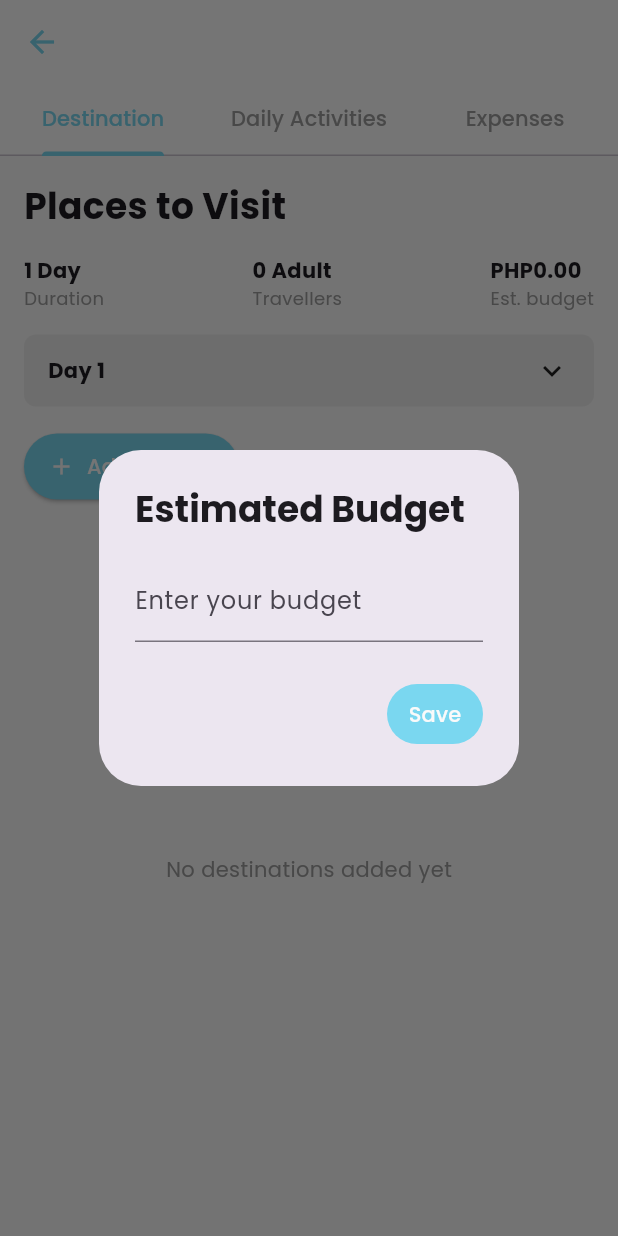
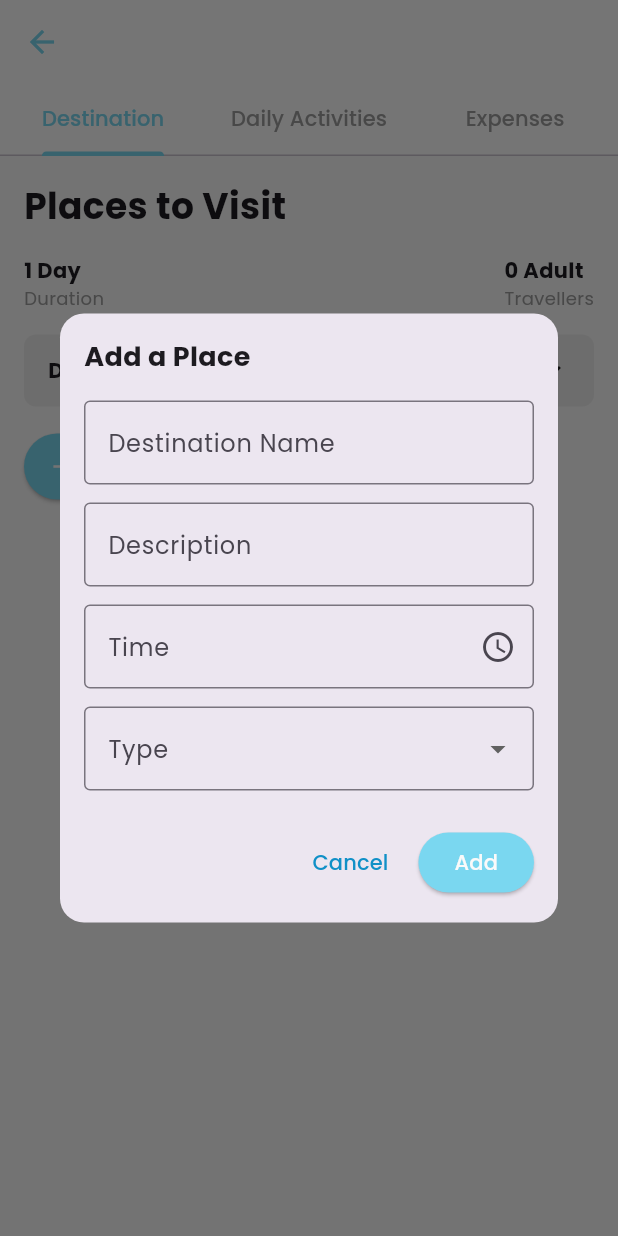
Before and after one commit to CMSC23-CD-1L-AY2024-2025-2ndSem/project-giovann_myko_jaco-et-al, a Flutter app: the ItineraryScreen screen opened directly with empty values, after a tap on "Add a Place", on a phone screen of 412 x 824 dp. Run offline on Flutter 3.47's test engine with Material 3 defaults, Android fonts, the phone set to English and light mode, and no system bars; our stand-ins replace cloud_firestore, country_picker, firebase_auth, firebase_core, flutter_local_notifications, get and 8 more; missing offline and left inert: countries_utils; accounts and stored records are empty; generated files the repository leaves out were written again.

Commit message:
fix(qr-code): fixed itinerary screen and components

```diff
--- a/lib/screens/tabs/destinations_tab.dart
+++ b/lib/screens/tabs/destinations_tab.dart
@@ -24,33 +24,8 @@ class DestinationsTab extends StatelessWidget
     }
   }
 
-  String formatMoney(double value, {String currency = '₱'})
-  {
-    if (value >= 1e9)
-    {
-      return '$currency${(value / 1e9).toStringAsFixed(2)}B';
-    }
-
-    else if (value >= 1e6)
-    {
-      return '$currency${(value / 1e6).toStringAsFixed(2)}M';
-    }
-
-    else if (value >= 1e3)
-    {
-      return '$currency${(value / 1e3).toStringAsFixed(2)}k';
-    }
-
-    else
-    {
-      return '$currency${value.toStringAsFixed(2)}';
-    }
-  }
-
-
   final ItineraryController controller;
   DestinationsTab({required this.controller, Key? key}) : super(key: key);
-
   @override
   Widget build(BuildContext context)
   {
@@ -84,10 +59,6 @@ class DestinationsTab extends StatelessWidget
                   '${controller.travelers.value} ${controller.travelers.value > 1 ? "Adults" : "Adult"}',
                   'Travellers',
                 ),
-                Obx(() => _buildInfoColumn(
-                formatMoney(controller.budget.value, currency: controller.currency.value),
-                'Est. budget',
-                )),
               ],
             ),
           ),
--- a/lib/screens/tabs/expenses_tab.dart
+++ b/lib/screens/tabs/expenses_tab.dart
@@ -54,7 +54,6 @@ class ExpensesTab extends StatelessWidget
 
   final ItineraryController controller;
   ExpensesTab({required this.controller, Key? key}) : super(key: key);
-
   @override
   Widget build(BuildContext context)
   {
@@ -88,9 +87,10 @@ class ExpensesTab extends StatelessWidget
                   '${controller.travelers.value} ${controller.travelers.value > 1 ? "Adults" : "Adult"}',
                   'Travellers',
                 ),
+
                 Obx(() => _buildInfoColumn(
-                formatMoney(controller.budget.value, currency: controller.currency.value),
-                'Est. budget',
+                  formatMoney(controller.currentDayTotalExpenses, currency: controller.currency.value),
+                  'Total Expenses',
                 )),
               ],
             ),
--- a/lib/screens/travel-plan/itinerary_screen.dart
+++ b/lib/screens/travel-plan/itinerary_screen.dart
@@ -1,5 +1,4 @@
 import 'package:flutter/material.dart';
-import 'package:flutter/services.dart';
 import 'package:get/get.dart';
 import 'package:planago/models/travel_plan_model.dart';
 import 'package:planago/utils/constants/colors.dart';
@@ -8,8 +7,7 @@ import '../tabs/destinations_tab.dart';
 import '../tabs/activities_tab.dart';
 import '../tabs/expenses_tab.dart';
 
-class ItineraryScreen extends StatefulWidget
-{
+class ItineraryScreen extends StatefulWidget {
   final TravelPlan plan;
   const ItineraryScreen({super.key, required this.plan});
 
@@ -17,95 +15,20 @@ class ItineraryScreen extends StatefulWidget
   State<ItineraryScreen> createState() => _ItineraryScreenState();
 }
 
-class _ItineraryScreenState extends State<ItineraryScreen>
-{
-  late final ItineraryController controller;
-  bool _budgetDialogShown = false;
+class _ItineraryScreenState extends State<ItineraryScreen> {
+  final ItineraryController controller = Get.put(ItineraryController());
 
   @override
-  void initState()
-  {
+  void initState() {
     super.initState();
-    // Only create a new controller if it doesn't exist for this plan
-    if (Get.isRegistered<ItineraryController>(tag: widget.plan.id))
-    {
-      controller = Get.find<ItineraryController>(tag: widget.plan.id);
-    }
-
-    else
-    {
-      controller = Get.put(ItineraryController(), tag: widget.plan.id);
-      if (widget.plan.startDate != null && widget.plan.endDate != null)
-      {
+    if (widget.plan.startDate != null && widget.plan.endDate != null) {
       controller.setDurationFromDates(widget.plan.startDate!, widget.plan.endDate!);
     }
     controller.setTravelersFromPlan(widget.plan);
-      // controller.budget.value = widget.plan.budget ?? 0.0;
-    }
-    _budgetDialogShown = false;
-  }
-
-  void _showBudgetDialog(BuildContext context)
-  {
-    final TextEditingController budgetController = TextEditingController();
-    showDialog(
-      context: context,
-      barrierDismissible: false,
-      builder: (context) => AlertDialog(
-        title: Text('Estimated Budget', style: TextStyle(fontWeight: FontWeight.bold,),),
-        content: TextField(
-          controller: budgetController,
-          keyboardType: TextInputType.numberWithOptions(decimal: true),
-          inputFormatters: [
-            FilteringTextInputFormatter.allow(RegExp(r'^\d*\.?\d*')),
-          ],
-          decoration: InputDecoration(
-            labelText: 'Enter your budget',
-            prefixText: 'PHP ',
-          ),
-        ),
-        actions:
-        [
-          TextButton(
-            onPressed: ()
-            {
-              final value = double.tryParse(budgetController.text);
-              if (value != null && value > 0)
-              {
-                controller.budget.value = value;
-                Navigator.of(context).pop();
-              }
-
-              else
-              {
-                ScaffoldMessenger.of(context).showSnackBar(
-                  SnackBar(content: Text('Please enter a valid number.')),
-                );
-              }
-            },
-            style: ElevatedButton.styleFrom(
-              backgroundColor: AppColors.primary,
-            ),
-            child: Text(
-              'Save',
-              style: TextStyle(color: AppColors.mutedWhite),
-            ),
-          ),
-        ],
-      ),
-    );
   }
 
   @override
-  Widget build(BuildContext context)
-  {
-    return Obx(()
-    {
-      if (controller.budget.value == 0.0 && !_budgetDialogShown)
-      {
-        _budgetDialogShown = true;
-        Future.delayed(Duration.zero, () => _showBudgetDialog(context));
-      }
+  Widget build(BuildContext context) {
     return DefaultTabController(
       length: 3,
       child: Scaffold(
@@ -155,8 +78,7 @@ class _ItineraryScreenState extends State<ItineraryScreen>
         ),
         body: TabBarView(
           physics: NeverScrollableScrollPhysics(),
-            children:
-            [
+          children: [
             DestinationsTab(controller: controller),
             ActivitiesTab(controller: controller),
             ExpensesTab(controller: controller),
@@ -164,6 +86,5 @@ class _ItineraryScreenState extends State<ItineraryScreen>
         ),
       ),
     );
-    });
   }
 }
```
Also changed, not shown: lib/controllers/itinerary_controller.dart (+9 -0 lines), lib/screens/tabs/activities_tab.dart (+0 -26 lines). Lines whose indentation alone changed are shown as unchanged.
